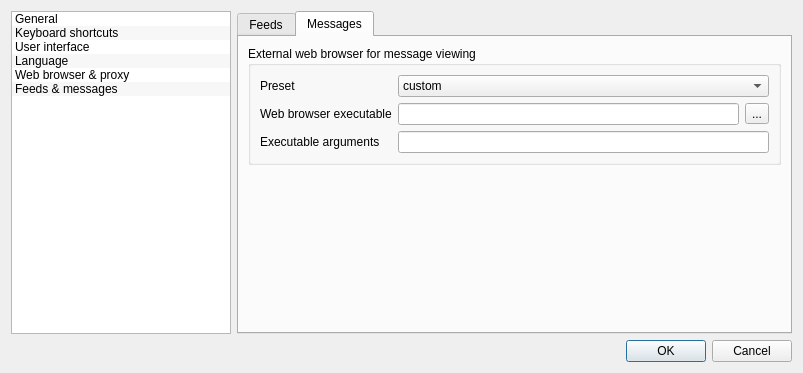
Before: the Qt Designer form src/gui/formsettings.ui in martinrotter/rssguard, drawn with Qt 5.
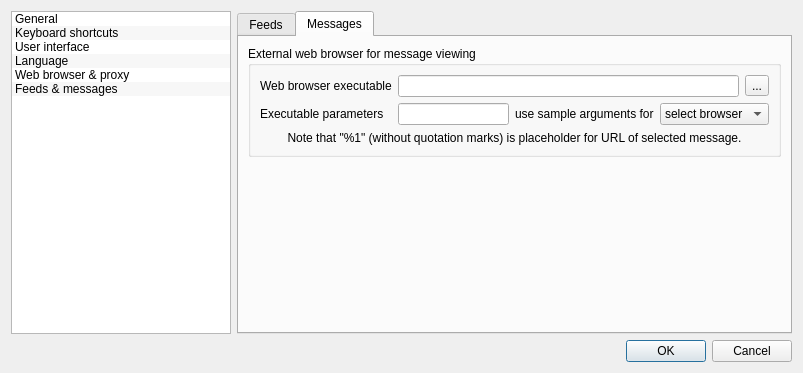
After: the same form once the commit is applied. Custom widgets are drawn as their Qt base class.

What changed in the file:
```diff
--- a/src/gui/formsettings.ui
+++ b/src/gui/formsettings.ui
@@ -663,59 +663,23 @@
            <string>Messages</string>
           </attribute>
           <layout class="QFormLayout" name="formLayout_10">
+           <property name="fieldGrowthPolicy">
+            <enum>QFormLayout::AllNonFixedFieldsGrow</enum>
+           </property>
            <item row="0" column="0" colspan="2">
             <widget class="QGroupBox" name="groupBox_3">
              <property name="title">
               <string>External web browser for message viewing</string>
              </property>
              <layout class="QFormLayout" name="formLayout_11">
-              <property name="fieldGrowthPolicy">
-               <enum>QFormLayout::AllNonFixedFieldsGrow</enum>
-              </property>
               <item row="0" column="0">
-               <widget class="QLabel" name="m_lblExternalBrowserPreset">
-                <property name="text">
-                 <string>Preset</string>
-                </property>
-               </widget>
-              </item>
-              <item row="0" column="1">
-               <widget class="QComboBox" name="m_cmbExternalBrowserPreset">
-                <item>
-                 <property name="text">
-                  <string>custom</string>
-                 </property>
-                </item>
-                <item>
-                 <property name="text">
-                  <string>Chromium</string>
-                 </property>
-                </item>
-                <item>
-                 <property name="text">
-                  <string>Google Chrome</string>
-                 </property>
-                </item>
-                <item>
-                 <property name="text">
-                  <string>Opera</string>
-                 </property>
-                </item>
-                <item>
-                 <property name="text">
-                  <string>Mozilla Firefox</string>
-                 </property>
-                </item>
-               </widget>
-              </item>
-              <item row="1" column="0">
                <widget class="QLabel" name="m_lblExternalBrowserExecutable">
                 <property name="text">
                  <string>Web browser executable</string>
                 </property>
                </widget>
               </item>
-              <item row="1" column="1">
+              <item row="0" column="1">
                <layout class="QHBoxLayout" name="horizontalLayout_10">
                 <item>
                  <widget class="QLineEdit" name="m_txtExternalBrowserExecutable"/>
@@ -729,15 +693,48 @@
                 </item>
                </layout>
               </item>
-              <item row="2" column="0">
+              <item row="1" column="0">
                <widget class="QLabel" name="m_lblExternalBrowserArguments">
                 <property name="text">
-                 <string>Executable arguments</string>
+                 <string>Executable parameters</string>
                 </property>
                </widget>
               </item>
-              <item row="2" column="1">
-               <widget class="QLineEdit" name="m_txtExternalBrowserArguments"/>
+              <item row="1" column="1">
+               <layout class="QHBoxLayout" name="horizontalLayout_11">
+                <item>
+                 <widget class="QLineEdit" name="m_txtExternalBrowserArguments"/>
+                </item>
+                <item>
+                 <widget class="QLabel" name="m_lblExternalBrowserPreset">
+                  <property name="text">
+                   <string>use sample arguments for</string>
+                  </property>
+                 </widget>
+                </item>
+                <item>
+                 <widget class="QComboBox" name="m_cmbExternalBrowserPreset">
+                  <property name="sizeAdjustPolicy">
+                   <enum>QComboBox::AdjustToContentsOnFirstShow</enum>
+                  </property>
+                  <item>
+                   <property name="text">
+                    <string>select browser</string>
+                   </property>
+                  </item>
+                 </widget>
+                </item>
+               </layout>
+              </item>
+              <item row="2" column="0" colspan="2">
+               <widget class="QLabel" name="label">
+                <property name="text">
+                 <string>Note that &quot;%1&quot; (without quotation marks) is placeholder for URL of selected message.</string>
+                </property>
+                <property name="alignment">
+                 <set>Qt::AlignCenter</set>
+                </property>
+               </widget>
               </item>
              </layout>
             </widget>
```
Left out of the diff: 4 changed lines with no effect on the pictures.
